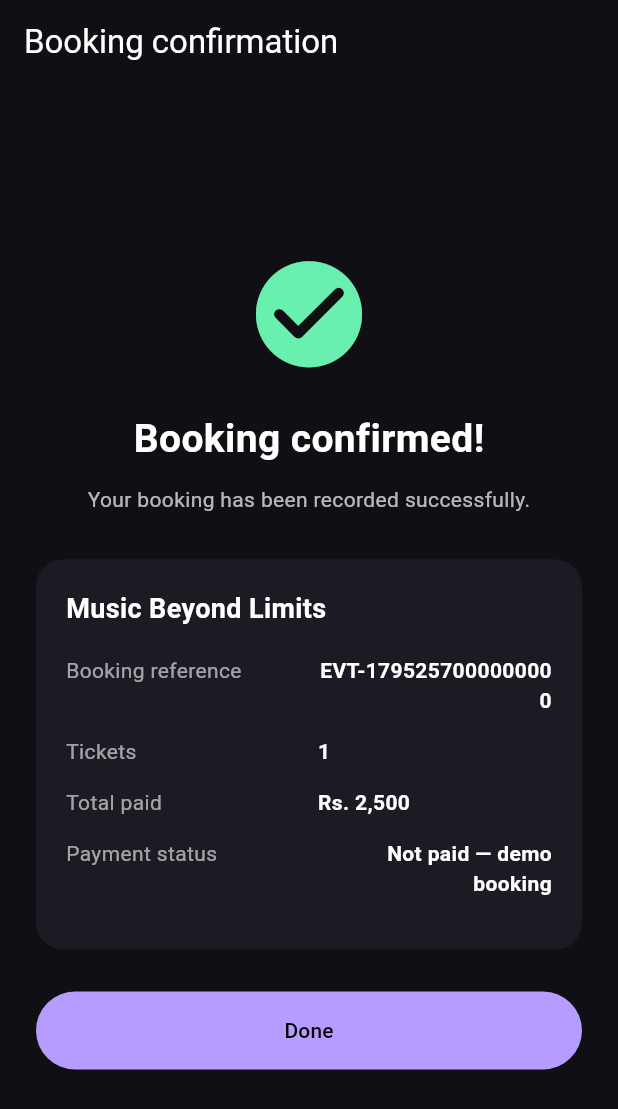
After one commit to muhib-shahid/Eventra-App, a Flutter app: the BookingScreen screen opened directly with sample values from the repository, after a tap on the "add circle outline" icon, after a tap on the "remove circle outline" icon, after a tap on "Confirm booking", on a phone screen of 412 x 824 dp. The commit adds this screen. Shown: the top 1109 px of the screen. Run offline on Flutter 3.47's test engine with Material 3 defaults, Android fonts, the phone set to English and light mode, and no system bars; network calls fail.

Commit message:
Implemented Event Booking functionality and My Bookings screen

```diff
--- /dev/null
+++ b/lib/models/booking.dart
@@ -0,0 +1,30 @@
+import 'event.dart';
+
+class Booking {
+  final String id;
+  final Event event;
+  final int quantity;
+  final int totalPrice;
+  final DateTime bookedAt;
+  final bool isCancelled;
+
+  const Booking({
+    required this.id,
+    required this.event,
+    required this.quantity,
+    required this.totalPrice,
+    required this.bookedAt,
+    this.isCancelled = false,
+  });
+
+  Booking copyWith({bool? isCancelled}) {
+    return Booking(
+      id: id,
+      event: event,
+      quantity: quantity,
+      totalPrice: totalPrice,
+      bookedAt: bookedAt,
+      isCancelled: isCancelled ?? this.isCancelled,
+    );
+  }
+}
--- /dev/null
+++ b/lib/screens/booking_screen.dart
@@ -0,0 +1,327 @@
+import 'package:flutter/material.dart';
+
+import '../models/booking.dart';
+import '../models/event.dart';
+
+const Color bookingAccent = Color(0xFFB69CFF);
+const Color bookingSurface = Color(0xFF1B1B23);
+
+class BookingScreen extends StatefulWidget {
+  final Event event;
+
+  const BookingScreen({super.key, required this.event});
+
+  @override
+  State<BookingScreen> createState() => _BookingScreenState();
+}
+
+class _BookingScreenState extends State<BookingScreen> {
+  int quantity = 1;
+  static const int maximumTickets = 10;
+
+  bool isConfirmed = false;
+  Booking? confirmedBooking;
+
+  int get unitPrice {
+    return int.tryParse(widget.event.price.replaceAll(RegExp(r'[^0-9]'), '')) ??
+        0;
+  }
+
+  int get totalPrice => unitPrice * quantity;
+
+  String formatPrice(int amount) {
+    final digits = amount.toString();
+    final buffer = StringBuffer();
+
+    for (int i = 0; i < digits.length; i++) {
+      buffer.write(digits[i]);
+
+      final remaining = digits.length - i - 1;
+      if (remaining > 0 && remaining % 3 == 0) {
+        buffer.write(',');
+      }
+    }
+
+    return 'Rs. ${buffer.toString()}';
+  }
+
+  void confirmBooking() {
+    if (unitPrice <= 0 || quantity < 1 || quantity > maximumTickets) {
+      ScaffoldMessenger.of(context).showSnackBar(
+        const SnackBar(content: Text('Unable to process this booking.')),
+      );
+      return;
+    }
+
+    final timestamp = DateTime.now();
+
+    setState(() {
+      confirmedBooking = Booking(
+        id: 'EVT-${timestamp.microsecondsSinceEpoch}',
+        event: widget.event,
+        quantity: quantity,
+        totalPrice: totalPrice,
+        bookedAt: timestamp,
+      );
+
+      isConfirmed = true;
+    });
+  }
+
+  @override
+  Widget build(BuildContext context) {
+    if (isConfirmed) {
+      return buildConfirmationScreen();
+    }
+
+    return Scaffold(
+      appBar: AppBar(title: const Text('Book tickets')),
+      body: ListView(
+        padding: const EdgeInsets.all(20),
+        children: [
+          ClipRRect(
+            borderRadius: BorderRadius.circular(18),
+            child: Image.network(
+              widget.event.imageUrl,
+              height: 190,
+              width: double.infinity,
+              fit: BoxFit.cover,
+              errorBuilder: (_, _, _) => Container(
+                height: 190,
+                color: bookingSurface,
+                child: const Icon(Icons.event, size: 55, color: bookingAccent),
+              ),
+            ),
+          ),
+          const SizedBox(height: 22),
+
+          Text(
+            widget.event.title,
+            style: const TextStyle(fontSize: 23, fontWeight: FontWeight.bold),
+          ),
+          const SizedBox(height: 10),
+
+          Text(
+            '${widget.event.date} • ${widget.event.location}',
+            style: const TextStyle(color: Colors.white70),
+          ),
+          const SizedBox(height: 30),
+
+          const Text(
+            'Select tickets',
+            style: TextStyle(fontSize: 19, fontWeight: FontWeight.bold),
+          ),
+          const SizedBox(height: 15),
+
+          Container(
+            padding: const EdgeInsets.all(16),
+            decoration: BoxDecoration(
+              color: bookingSurface,
+              borderRadius: BorderRadius.circular(16),
+            ),
+            child: Row(
+              children: [
+                const Expanded(
+                  child: Column(
+                    crossAxisAlignment: CrossAxisAlignment.start,
+                    children: [
+                      Text(
+                        'Standard ticket',
+                        style: TextStyle(fontWeight: FontWeight.w600),
+                      ),
+                      SizedBox(height: 6),
+                      Text(
+                        'General admission',
+                        style: TextStyle(color: Colors.white60),
+                      ),
+                    ],
+                  ),
+                ),
+                IconButton(
+                  onPressed: quantity > 1
+                      ? () => setState(() => quantity--)
+                      : null,
+                  icon: const Icon(Icons.remove_circle_outline),
+                  color: bookingAccent,
+                ),
+                Text(
+                  '$quantity',
+                  style: const TextStyle(
+                    fontSize: 18,
+                    fontWeight: FontWeight.bold,
+                  ),
+                ),
+                IconButton(
+                  onPressed: quantity < maximumTickets
+                      ? () => setState(() => quantity++)
+                      : null,
+                  icon: const Icon(Icons.add_circle_outline),
+                  color: bookingAccent,
+                ),
+              ],
+            ),
+          ),
+
+          const SizedBox(height: 12),
+          Text(
+            'Maximum $maximumTickets tickets per booking.',
+            style: const TextStyle(color: Colors.white54, fontSize: 12),
+          ),
+          const SizedBox(height: 30),
+
+          const Text(
+            'Price breakdown',
+            style: TextStyle(fontSize: 19, fontWeight: FontWeight.bold),
+          ),
+          const SizedBox(height: 15),
+
+          priceRow('Ticket price', formatPrice(unitPrice)),
+          const SizedBox(height: 12),
+          priceRow('Quantity', '$quantity'),
+          const Divider(height: 30),
+          priceRow('Total amount', formatPrice(totalPrice), bold: true),
+
+          const SizedBox(height: 30),
+
+          SizedBox(
+            width: double.infinity,
+            child: FilledButton(
+              onPressed: confirmBooking,
+              style: FilledButton.styleFrom(
+                backgroundColor: bookingAccent,
+                foregroundColor: Colors.black,
+                padding: const EdgeInsets.symmetric(vertical: 17),
+              ),
+              child: const Text(
+                'Confirm booking',
+                style: TextStyle(fontWeight: FontWeight.bold),
+              ),
+            ),
+          ),
+        ],
+      ),
+    );
+  }
+
+  Widget priceRow(String label, String value, {bool bold = false}) {
+    return Row(
+      mainAxisAlignment: MainAxisAlignment.spaceBetween,
+      children: [
+        Text(
+          label,
+          style: TextStyle(
+            color: bold ? Colors.white : Colors.white70,
+            fontWeight: bold ? FontWeight.bold : FontWeight.normal,
+          ),
+        ),
+        Text(
+          value,
+          style: TextStyle(
+            color: bold ? bookingAccent : Colors.white,
+            fontWeight: FontWeight.bold,
+            fontSize: bold ? 17 : 14,
+          ),
+        ),
+      ],
+    );
+  }
+
+  Widget buildConfirmationScreen() {
+    final booking = confirmedBooking!;
+
+    return Scaffold(
+      appBar: AppBar(
+        automaticallyImplyLeading: false,
+        title: const Text('Booking confirmation'),
+      ),
+      body: Padding(
+        padding: const EdgeInsets.all(24),
+        child: Column(
+          mainAxisAlignment: MainAxisAlignment.center,
+          children: [
+            const Icon(
+              Icons.check_circle_rounded,
+              color: Colors.greenAccent,
+              size: 85,
+            ),
+            const SizedBox(height: 22),
+            const Text(
+              'Booking confirmed!',
+              style: TextStyle(fontSize: 26, fontWeight: FontWeight.bold),
+            ),
+            const SizedBox(height: 12),
+            const Text(
+              'Your booking has been recorded successfully.',
+              textAlign: TextAlign.center,
+              style: TextStyle(color: Colors.white70),
+            ),
+            const SizedBox(height: 30),
+            Container(
+              width: double.infinity,
+              padding: const EdgeInsets.all(20),
+              decoration: BoxDecoration(
+                color: bookingSurface,
+                borderRadius: BorderRadius.circular(18),
+              ),
+              child: Column(
+                crossAxisAlignment: CrossAxisAlignment.start,
+                children: [
+                  Text(
+                    booking.event.title,
+                    style: const TextStyle(
+                      fontSize: 18,
+                      fontWeight: FontWeight.bold,
+                    ),
+                  ),
+                  const SizedBox(height: 18),
+                  confirmationRow('Booking reference', booking.id),
+                  confirmationRow('Tickets', '${booking.quantity}'),
+                  confirmationRow(
+                    'Total paid',
+                    formatPrice(booking.totalPrice),
+                  ),
+                  confirmationRow('Payment status', 'Not paid — demo booking'),
+                ],
+              ),
+            ),
+            const SizedBox(height: 28),
+            SizedBox(
+              width: double.infinity,
+              child: FilledButton(
+                onPressed: () => Navigator.pop(context, booking),
+                style: FilledButton.styleFrom(
+                  backgroundColor: bookingAccent,
+                  foregroundColor: Colors.black,
+                  padding: const EdgeInsets.symmetric(vertical: 16),
+                ),
+                child: const Text('Done'),
+              ),
+            ),
+          ],
+        ),
+      ),
+    );
+  }
+
+  Widget confirmationRow(String label, String value) {
+    return Padding(
+      padding: const EdgeInsets.only(bottom: 14),
+      child: Row(
+        crossAxisAlignment: CrossAxisAlignment.start,
+        children: [
+          Expanded(
+            child: Text(label, style: const TextStyle(color: Colors.white60)),
+          ),
+          const SizedBox(width: 12),
+          Flexible(
+            child: Text(
+              value,
+              textAlign: TextAlign.end,
+              style: const TextStyle(fontWeight: FontWeight.w600),
+            ),
+          ),
+        ],
+      ),
+    );
+  }
+}
```
Also changed, not shown: lib/main.dart (+57 -15 lines), lib/screens/my_bookings_screen.dart (added, +188 -0 lines).
